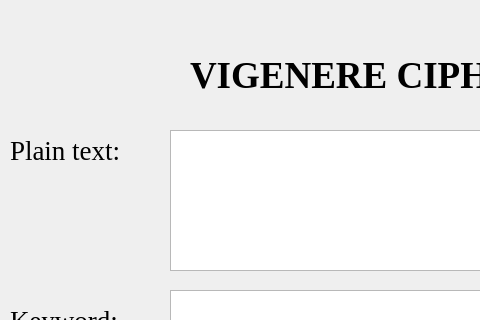
LamTT1306/bmthnc-hutech-2380601190, file lab_03/ui/vigenere.ui: the form before one commit; both pictures show x 0 to 480 and y 0 to 320 of the 825 by 649 pixel window.
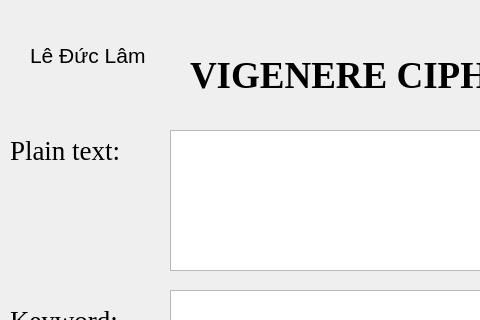
The form after the commit.

Patch:
```diff
--- a/lab_03/ui/vigenere.ui
+++ b/lab_03/ui/vigenere.ui
@@ -179,6 +179,24 @@
      <string>Decrypt</string>
     </property>
    </widget>
+   <widget class="QLabel" name="label_5">
+    <property name="geometry">
+     <rect>
+      <x>30</x>
+      <y>20</y>
+      <width>141</width>
+      <height>71</height>
+     </rect>
+    </property>
+    <property name="font">
+     <font>
+      <pointsize>16</pointsize>
+     </font>
+    </property>
+    <property name="text">
+     <string>Lê Đức Lâm</string>
+    </property>
+   </widget>
   </widget>
   <widget class="QMenuBar" name="menubar">
    <property name="geometry">
```
Left out of the diff: 2 changed lines with no effect on the pictures.
